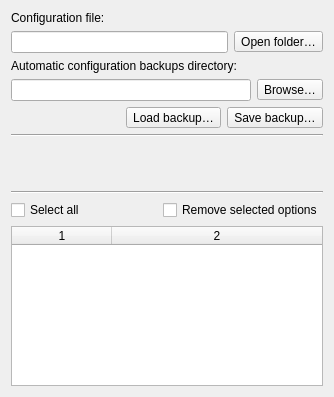
This is ui/options_maintenance.ui in metabrainz/picard as Qt 5 draws it before an edit. The edited form follows.
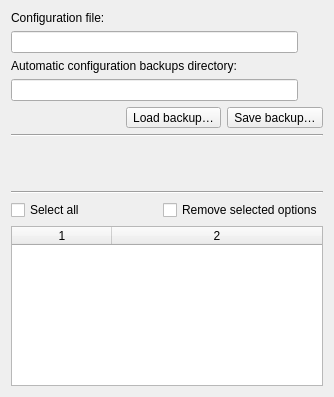
This is the edited form.

Commit message:
Advanced / Maintenance options page:
- add buddies as appropriate
- use icon for open browser buttons
- add tooltip to open browser buttons

The edit to the form file:
```diff
--- a/ui/options_maintenance.ui
+++ b/ui/options_maintenance.ui
@@ -38,8 +38,14 @@
          <verstretch>0</verstretch>
         </sizepolicy>
        </property>
+       <property name="toolTip">
+        <string>Open folder in browser</string>
+       </property>
+       <property name="styleSheet">
+        <string notr="true">border: none;</string>
+       </property>
        <property name="text">
-        <string>Open folder…</string>
+        <string notr="true"/>
        </property>
       </widget>
      </item>
@@ -65,8 +71,14 @@
          <verstretch>0</verstretch>
         </sizepolicy>
        </property>
+       <property name="toolTip">
+        <string>Open folder in browser</string>
+       </property>
+       <property name="styleSheet">
+        <string notr="true">border: none;</string>
+       </property>
        <property name="text">
-        <string>Browse…</string>
+        <string notr="true"/>
        </property>
       </widget>
      </item>
```
Left out of the diff: 14 changed lines with no effect on the pictures. The commit also changes 2 other files.
